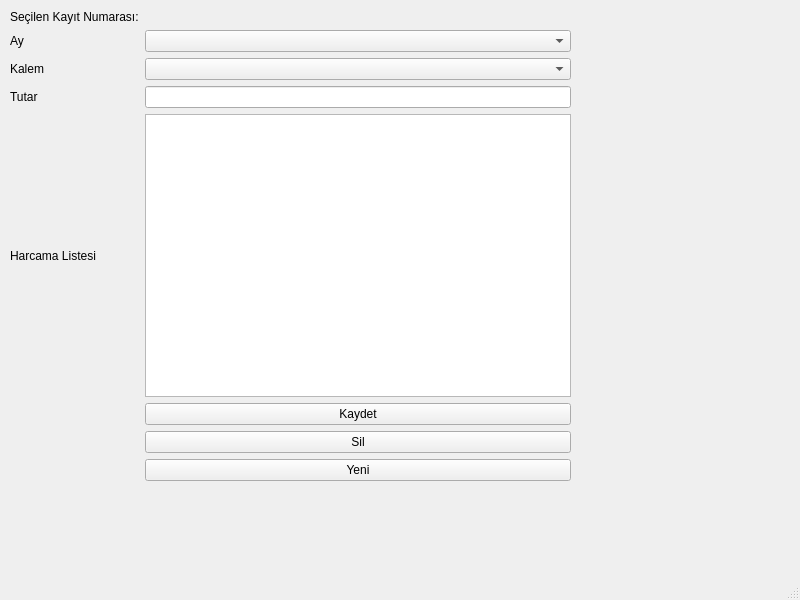
ibrahimediz/Python6Desktop, file ana.ui: the form before one commit.
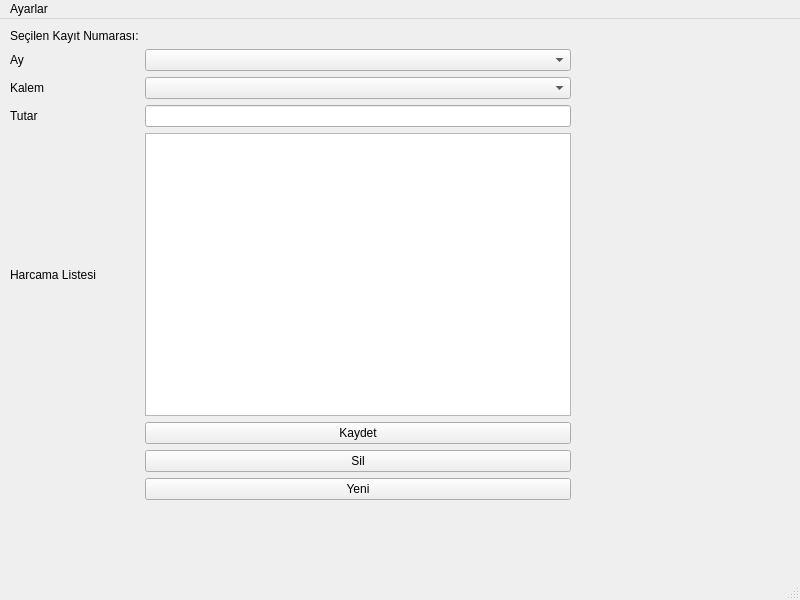
The form after the commit.

Diff of the .ui file:
```diff
--- a/ana.ui
+++ b/ana.ui
@@ -115,6 +115,14 @@
      <height>18</height>
     </rect>
    </property>
+   <widget class="QMenu" name="menuAyarlar">
+    <property name="title">
+     <string>Ayarlar</string>
+    </property>
+    <addaction name="separator"/>
+    <addaction name="actionKalem_Ekle"/>
+   </widget>
+   <addaction name="menuAyarlar"/>
   </widget>
   <widget class="QStatusBar" name="statusbar"/>
  </widget>
```
Left out of the diff: 5 changed lines with no effect on the pictures.
